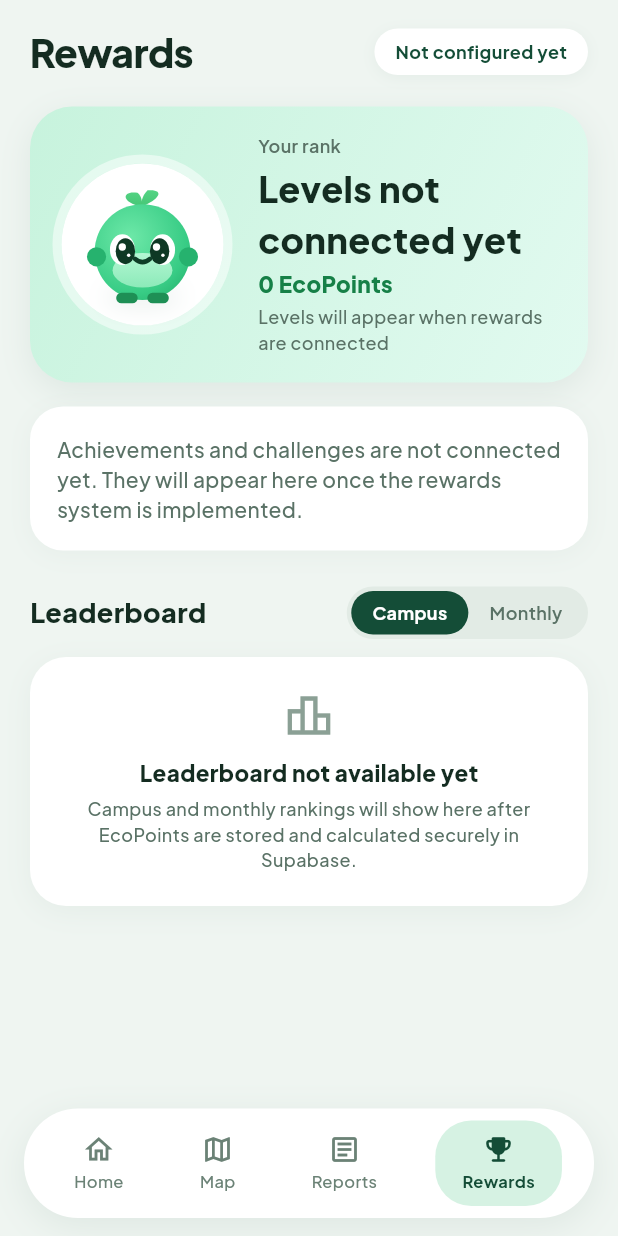
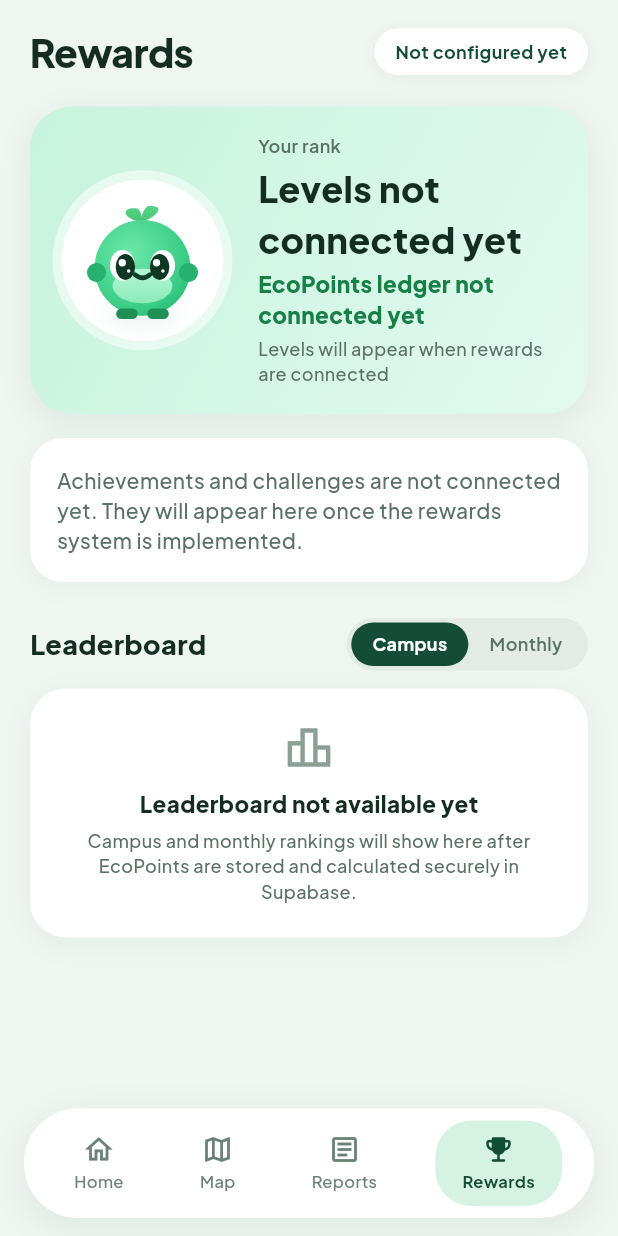
Before and after one commit to aryann-tyagi/Ecocampus, a Flutter app: the screen it shows once a user with an empty profile is signed in, item 4 of the bottom bar chosen, on a phone screen of 412 x 824 dp. Run offline on Flutter 3.47's test engine with Material 3 defaults, Android fonts, the phone set to English and light mode, and no system bars; our stand-ins replace flutter_riverpod, google_fonts, shared_preferences, supabase_flutter; accounts and stored records are empty.

Commit message:
Remove remaining fake rewards balance display

```diff
--- a/apps/mobile/lib/features/rewards/presentation/rewards_screen.dart
+++ b/apps/mobile/lib/features/rewards/presentation/rewards_screen.dart
@@ -17,7 +17,6 @@ class _RewardsScreenState extends ConsumerState<RewardsScreen> {
 
   @override
   Widget build(BuildContext context) {
-    final points = ref.watch(userPointsProvider);
 
     return Scaffold(
       backgroundColor: AppColors.background,
@@ -141,7 +140,7 @@ class _RewardsScreenState extends ConsumerState<RewardsScreen> {
                           ),
                           const SizedBox(height: 2),
                           Text(
-                            '$points EcoPoints',
+                            'EcoPoints ledger not connected yet',
                             style: const TextStyle(
                               fontSize: 15,
                               fontWeight: FontWeight.w800,
```
